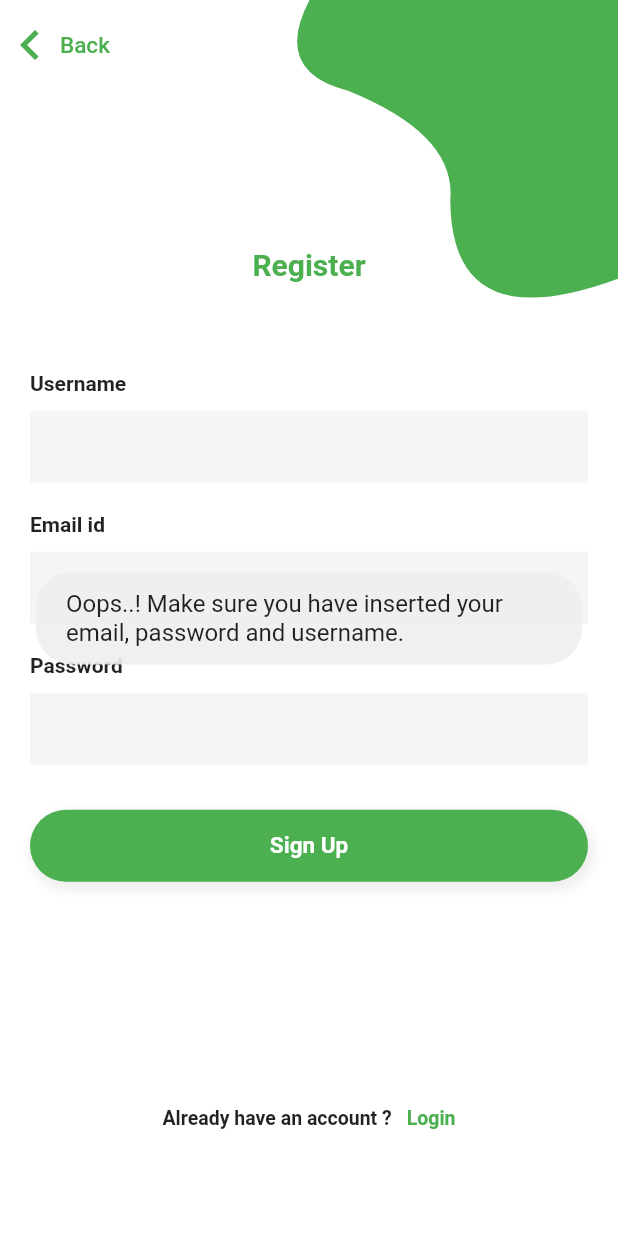
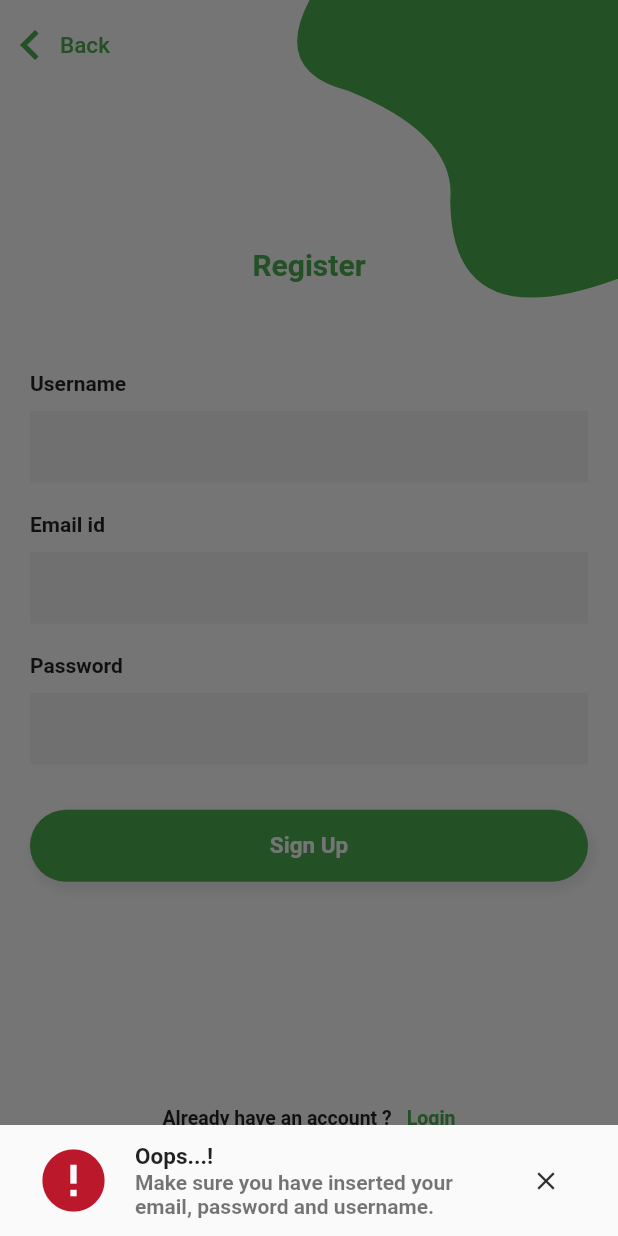
Before and after one commit to Ritesh-056/Todo-Application, a Flutter app: the SignUpPage screen opened directly, after a tap on "Sign Up", on a phone screen of 412 x 824 dp. Run offline on Flutter 3.47's test engine with Material 2 defaults, Android fonts, the phone set to English and light mode, and no system bars; our stand-ins replace animated_splash_screen, cloud_firestore, date_time_picker, firebase_auth, firebase_core, flutter_easyloading and 2 more; missing offline and left inert: splash_screen_view; accounts and stored records are empty; network calls fail; Roboto replaces fonts that are missing (Monotype Coursiva).

```diff
--- a/lib/main.dart
+++ b/lib/main.dart
@@ -4,7 +4,7 @@ import 'package:animated_splash_screen/animated_splash_screen.dart';
 import 'package:firebase_auth/firebase_auth.dart';
 import 'package:flutter/material.dart';
 import 'package:flutter/painting.dart';
-import 'package:flutter_app/loginRegister/signUpPage.dart';
+import 'package:flutter_app/screens/signUpPage.dart';
 import 'package:fluttertoast/fluttertoast.dart';
 import 'package:splash_screen_view/SplashScreenView.dart';
 import 'showDetails/showTask.dart';
@@ -13,7 +13,7 @@ import 'package:flutter_easyloading/flutter_easyloading.dart';
 //flutter packages importing
 import 'package:cloud_firestore/cloud_firestore.dart';
 import 'package:firebase_core/firebase_core.dart';
-import 'loginRegister/loginPage.dart';
+import 'screens/loginPage.dart';
 
 const text_color_white = Colors.white;
 const padding_number = 8.0;
--- a/lib/loginRegister/signUpPage.dart
+++ b/lib/screens/signUpPage.dart
@@ -1,8 +1,8 @@
 import 'package:firebase_auth/firebase_auth.dart';
 import 'package:flutter/material.dart';
 import 'package:flutter_app/components/bezierContainer.dart';
-import 'package:flutter_app/loginRegister/loginPage.dart';
 import 'package:flutter_app/main.dart';
+import 'package:flutter_app/screens/loginPage.dart';
 import 'package:fluttertoast/fluttertoast.dart';
 
 class SignUpPage extends StatefulWidget {
@@ -20,7 +20,10 @@ class _SignUpPageState extends State<SignUpPage> {
 
 
 
-  var textEditingController = new TextEditingController();
+  var _emailController = new TextEditingController();
+  var _passwordController = new TextEditingController();
+  var _userNameController = new TextEditingController();
+
   String registerEmail    ="";
   String registerPassword ="";
   String registerUsername ="";
@@ -35,31 +38,46 @@ class _SignUpPageState extends State<SignUpPage> {
         fontSize: 16.0
     );
   }
+  Widget _modelBox(text){
 
-  void registerUser(String email , String password){
+    showModalBottomSheet(
+        context: context,
+        builder: (context) {
+          return Padding(
+            padding: const EdgeInsets.all(8.0),
+            child: Column(
+              mainAxisSize: MainAxisSize.min,
+              children: <Widget>[
+                ListTile(
+                  leading: new Icon(
+                    Icons.error,
+                    size: 50,
+                    color: Color.fromRGBO(180, 0, 20, 0.9),),
+                  title: new Text(
+                      'Oops...!',
+                      style: TextStyle(
+                          fontSize: 15,
+                          fontWeight: FontWeight.w700)),
+                  subtitle: new Text(
+                      text,
+                      style: TextStyle(
+                          fontSize: 14,
+                          fontWeight: FontWeight.w700)),
+                  trailing: new IconButton(
+                    icon: Icon(Icons.close),
+                    iconSize: 20,
+                    color: Color.fromRGBO(20, 20, 20, 0.9),
+                    onPressed: () {
+                      Navigator.pop(context);
+                    },
+                  ),
 
-    try {
-          userCredential = auth.createUserWithEmailAndPassword(
-          email: registerEmail,
-          password: registerPassword
-      );
-          toast('Sign Up successful');
-          Navigator.push(
-            context,MaterialPageRoute(builder: (context)=>LoginPage()));
-
-    } on FirebaseAuthException catch (e) {
-      if (e.code == 'weak-password') {
-        print('The password provided is too weak.');
-      } else if (e.code == 'email-already-in-use') {
-        print('The account already exists for that email.');
-      }
-    } catch (e) {
-      print(e);
-    }
+                ),
+              ],
+            ),
+          );
+        });
   }
-
-
-
 
   Widget _backButton() {
     return InkWell(
@@ -96,10 +114,8 @@ class _SignUpPageState extends State<SignUpPage> {
 
       if(tracker == "e"){
         return new TextField(
-            onChanged: (val){
-                registerEmail = val;
-            },
             keyboardType: TextInputType.emailAddress,
+            controller: _emailController,
             decoration: InputDecoration(
                 border: InputBorder.none,
                 fillColor: Color(0xfff5f5f6),
@@ -108,11 +124,8 @@ class _SignUpPageState extends State<SignUpPage> {
 
       }else if( tracker  == "p"){
         return new TextField(
-          // obscureText: isPassword,
-            onChanged: (val){
-                registerPassword = val;
-            },
             obscureText: true,
+            controller: _passwordController,
             decoration: InputDecoration(
                 border: InputBorder.none,
                 fillColor: Color(0xfff5f5f6),
@@ -120,10 +133,7 @@ class _SignUpPageState extends State<SignUpPage> {
         );
       }else{
           return new TextField(
-          // obscureText: isPassword,
-          onChanged: (val){
-                  registerUsername = val;
-          },
+          controller: _userNameController,
           decoration: InputDecoration(
           border: InputBorder.none,
           fillColor: Color(0xfff5f5f6),
@@ -155,14 +165,35 @@ class _SignUpPageState extends State<SignUpPage> {
 
   Widget _submitButton() {
     return GestureDetector(
-      onTap: (){
-        setState(() {
-            if(registerEmail.length > 0  && registerPassword.length >0  && registerUsername.length > 0){
-              registerUser(registerEmail, registerPassword);
-            }else{
-              toast("Oops..! Make sure you have inserted your email, password and username.");
+      onTap: () async {
+
+            try{
+              if(_emailController.text.length > 0 &&
+                  _passwordController.text.length >0  &&
+                  _userNameController.text.length > 0){
+
+                     await  auth.createUserWithEmailAndPassword(
+                    email: _emailController.text,
+                    password: _passwordController.text);
+
+                toast('SignUp Successful...!');
+                Navigator.push(
+                    context,MaterialPageRoute(builder: (context)=>LoginPage()));
+
+
+              }else{
+                _modelBox("Make sure you have inserted your email, password and username.");
+              }
+            } on FirebaseAuthException catch (e){
+              _modelBox('${e.message}');
+              print("========Error[firebaseAuth]========");
+              print(e.message);
+            } catch(ex){
+               _modelBox('${ex.toString()}');
+               print("========Error[Catch]========");
+               print(ex.message);
+
             }
-        });
       },
       child: Container(
         width: MediaQuery.of(context).size.width,
--- a/lib/showDetails/profile.dart
+++ b/lib/showDetails/profile.dart
@@ -47,7 +47,7 @@ FirebaseAuth _auth = FirebaseAuth.instance;
                         width: 100,
                         child: CircleAvatar(
                           radius: 50,
-                          backgroundImage:NetworkImage("${_auth.currentUser.photoURL}"),
+                          backgroundImage:NetworkImage("${_auth?.currentUser?.photoURL}"),
                         ),
                         decoration: new BoxDecoration(
                           shape: BoxShape.circle,
@@ -58,11 +58,11 @@ FirebaseAuth _auth = FirebaseAuth.instance;
                         ),
                       ),
 
-                      _text("${_auth.currentUser.displayName}",
+                      _text("${_auth?.currentUser?.displayName}",
                           15.0,
                           null,
                           FontWeight.w500 ),
-                      _text("${_auth.currentUser.email}",
+                      _text("${_auth?.currentUser?.email}",
                           13.0,
                           null,
                           FontWeight.w500 ),
--- a/lib/showDetails/showTask.dart
+++ b/lib/showDetails/showTask.dart
@@ -2,7 +2,7 @@ import 'dart:io';
 import 'package:firebase_auth/firebase_auth.dart';
 import 'package:flutter/material.dart';
 import 'package:flutter/rendering.dart';
-import 'package:flutter_app/loginRegister/loginPage.dart';
+import 'package:flutter_app/screens/loginPage.dart';
 import 'package:flutter_app/main.dart';
 import 'package:cloud_firestore/cloud_firestore.dart';
 import 'package:flutter_app/showDetails/insert_task.dart';
```
Also changed, not shown: lib/screens/forget_password.dart (added, +242 -0 lines), lib/screens/loginPage.dart (renamed from lib/loginRegister/loginPage.dart, +38 -40 lines).
